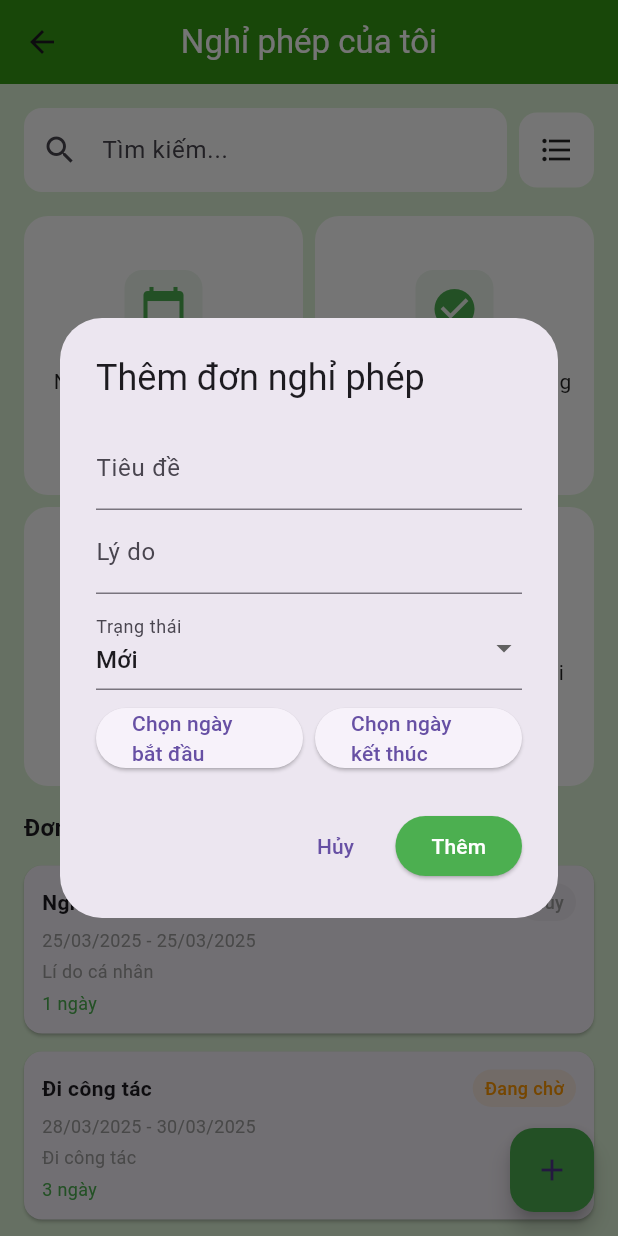
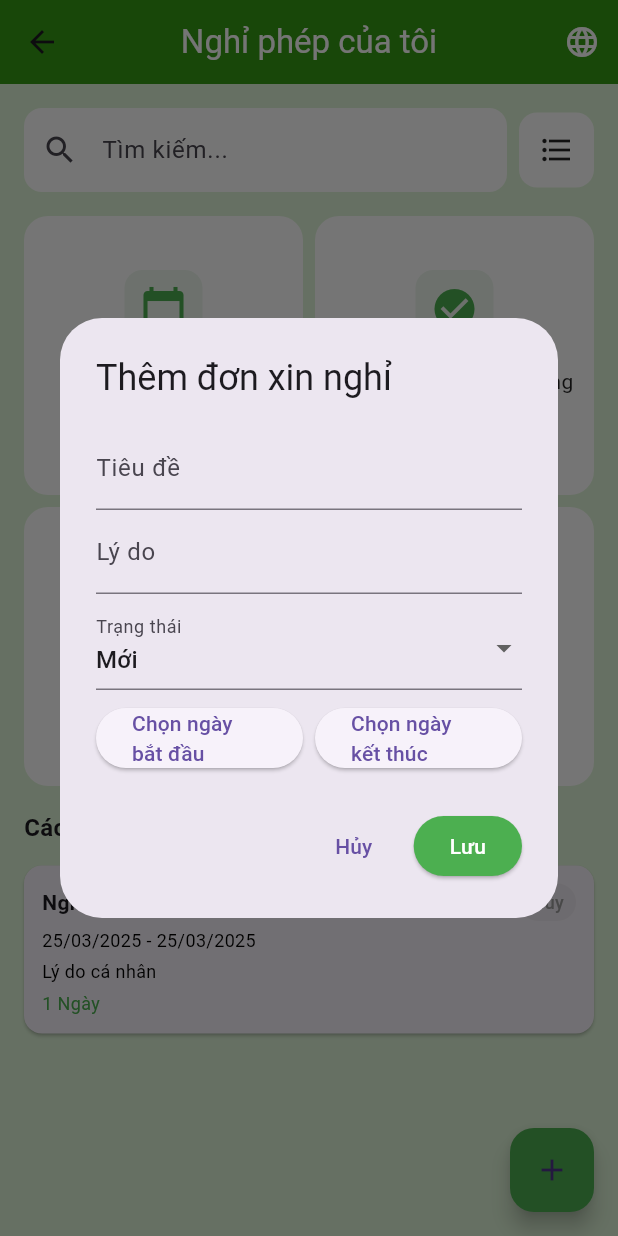
Before and after one commit to LTT4504/erp_app_nood, a Flutter app: the LeaveScreen screen opened by its route, after a tap on the "add" icon, on a phone screen of 412 x 824 dp. Run offline on Flutter 3.47's test engine with Material 3 defaults, Android fonts, the phone set to English and light mode, and no system bars; our stand-ins replace dio, flutter_svg, get, get_storage, logger; accounts and stored records are empty.

Commit message:
create : myleavescreen and update language

```diff
--- a/lib/lang/app_language_key.dart
+++ b/lib/lang/app_language_key.dart
@@ -39,4 +39,36 @@ class AppLanguageKey {
   static const String logout = 'logout';
   static const String fullName = 'full_name';
   static const String employeeId = 'employee_id';
+
+  // Leave request
+  static const String leaveRequest = 'leave_request';
+  static const String search = 'search';
+  static const String annualLeave = 'annual_leave';
+  static const String usedLeaveDays = 'used_leave_days';
+  static const String leaveWithoutPay = 'leave_without_pay';
+  static const String remainingLeaveDays = 'remaining_leave_days';
+  static const String recentLeaveApplications = 'recent_leave_applications';
+  static const String personalReasons = 'personal reasons';
+  static const String days = 'days';
+  static const String newLeave = 'new';
+  static const String cancel = 'cancel';
+  static const String erase = 'erase';
+  static const String save = 'save';
+  static const String edit = 'edit';
+  static const String editLeaveApplication = 'edit_leave_application';
+  static const String reason = 'reason';
+  static const String status = 'status';
+  static const String title = 'title';
+  static const String approved = 'approved';
+  static const String waiting = 'waiting';
+  static const String refuse = 'refuse';
+  static const String pending = 'pending';
+  static const String more = 'more';
+  static const String chooseAStartDate = 'choose_a_start_date';
+  static const String chooseAnEndDate = 'choose_an_end_date';
+  static const String addLeaveApplication = 'add_leave_application';
+  static const String myLeave = 'my_leave';
+
+  static const String missingInfo = 'missing_info';
+  static const String pleaseFillAll = 'please_fill_all';
 }
--- a/lib/lang/generate/en_US.dart
+++ b/lib/lang/generate/en_US.dart
@@ -58,4 +58,35 @@ const Map<String, String> en_US = {
   'logout': 'Logout',
   'full_name': 'Full Name',
   'employee_id': 'Employee ID',
+
+  // Leave Request
+  'my_leave': 'My Leave',
+  'search': 'Search...',
+  'annual_leave': 'Annual Leave',
+  'used_leave_days': 'Used Leave Days',
+  'leave_without_pay': 'Leave Without Pay',
+  'remaining_leave_days': 'Remaining Leave Days',
+  'recent_leave_applications': 'Recent Leave Applications',
+  'personal reasons': 'Personal reasons',
+  'days': 'Days',
+  'new': 'New',
+  'cancel': 'Cancel',
+  'erase': 'Erase',
+  'save': 'Save',
+  'edit': 'Edit',
+  'edit_leave_application': 'Edit Leave Application',
+  'reason': 'Reason',
+  'status': 'Status',
+  'title': 'Title',
+  'approved': 'Approved',
+  'waiting': 'Waiting',
+  'refuse': 'Refuse',
+  'pending': 'Pending',
+  'choose_a_start_date': 'Choose A Start Date',
+  'choose_an_end_date': 'Choose An End Date',
+  'add_leave_application': 'Add Leave Application',
+  'more': 'More',
+
+  "missing_info": "Missing Information",
+  "please_fill_all": "Please fill in all required fields!"
 };
--- a/lib/lang/generate/vi_VN.dart
+++ b/lib/lang/generate/vi_VN.dart
@@ -58,4 +58,36 @@ const Map<String, String> vi_VN = {
   'logout': 'Đăng xuất',
   'full_name': 'Họ và tên',
   'employee_id': 'Mã nhân viên',
+
+  // Yêu cầu nghỉ phép
+  'leave_request': 'Yêu cầu nghỉ phép',
+  'search': 'Tìm kiếm...',
+  'annual_leave': 'Nghỉ phép hàng năm',
+  'used_leave_days': 'Số ngày nghỉ đã sử dụng',
+  'leave_without_pay': 'Nghỉ không lương',
+  'remaining_leave_days': 'Số ngày nghỉ còn lại',
+  'recent_leave_applications': 'Các đơn xin nghỉ gần đây',
+  'personal reasons': 'Lý do cá nhân',
+  'days': 'Ngày',
+  'new': 'Mới',
+  'cancel': 'Hủy',
+  'erase': 'Xóa',
+  'save': 'Lưu',
+  'edit': 'Chỉnh sửa',
+  'edit_leave_application': 'Chỉnh sửa đơn xin nghỉ',
+  'reason': 'Lý do',
+  'status': 'Trạng thái',
+  'title': 'Tiêu đề',
+  'approved': 'Đã duyệt',
+  'waiting': 'Đang chờ',
+  'refuse': 'Từ chối',
+  'pending': 'Đang xử lý',
+  'choose_a_start_date': 'Chọn ngày bắt đầu',
+  'choose_an_end_date': 'Chọn ngày kết thúc',
+  'add_leave_application': 'Thêm đơn xin nghỉ',
+  'my_leave': 'Nghỉ phép của tôi',
+  'more': 'Thêm',
+
+  "missing_info": "Thiếu thông tin",
+  "please_fill_all": "Vui lòng nhập đủ dữ liệu!"
 };
--- /dev/null
+++ b/lib/modules/my_leave/model/leave_model.dart
@@ -0,0 +1,35 @@
+class LeaveModel {
+  final String title;
+  final String date;
+  final String status;
+  final int statusColor;
+  final String reason;
+  final String days;
+
+  LeaveModel({
+    required this.title,
+    required this.date,
+    required this.status,
+    required this.statusColor,
+    required this.reason,
+    required this.days,
+  });
+
+  factory LeaveModel.fromJson(Map<String, dynamic> json) => LeaveModel(
+        title: json['title'],
+        date: json['date'],
+        status: json['status'],
+        statusColor: json['statusColor'],
+        reason: json['reason'],
+        days: json['days'],
+      );
+
+  Map<String, dynamic> toJson() => {
+        'title': title,
+        'date': date,
+        'status': status,
+        'statusColor': statusColor,
+        'reason': reason,
+        'days': days,
+      };
+}
--- a/lib/modules/my_leave/my_leave_controller.dart
+++ b/lib/modules/my_leave/my_leave_controller.dart
@@ -1,93 +1,79 @@
 import 'package:get/get.dart';
+import 'package:get_storage/get_storage.dart';
 import 'package:flutter/material.dart';
+import '../../lang/app_language_key.dart';
+import 'model/leave_model.dart';
 
 class LeaveController extends GetxController {
-  var leaveRequests = <Map<String, dynamic>>[].obs;
+  final _storage = GetStorage();
+  final String _storageKey = 'leave_requests';
+  final RxList<LeaveModel> leaveRequests = <LeaveModel>[].obs;
 
   @override
   void onInit() {
     super.onInit();
-    loadSampleData();
+    loadFromStorage();
   }
 
-  /// ✅ Tải dữ liệu mẫu
+  void loadFromStorage() {
+    final data = _storage.read<List>(_storageKey);
+    if (data != null && data.isNotEmpty) {
+      leaveRequests.value = data.map((e) => LeaveModel.fromJson(Map<String, dynamic>.from(e))).toList();
+    } else {
+      loadSampleData();
+      saveToStorage();
+    }
+  }
+
+  void saveToStorage() {
+    _storage.write(_storageKey, leaveRequests.map((e) => e.toJson()).toList());
+  }
+
   void loadSampleData() {
     leaveRequests.value = [
-      {
-        "title": "Nghỉ phép thường niên",
-        "date": "25/03/2025 - 25/03/2025",
-        "status": "Hủy",
-        "statusColor": Colors.grey,
-        "reason": "Lí do cá nhân",
-        "days": "1 ngày"
-      },
-      {
-        "title": "Đi công tác",
-        "date": "28/03/2025 - 30/03/2025",
-        "status": "Đang chờ",
-        "statusColor": Colors.orange,
-        "reason": "Đi công tác",
-        "days": "3 ngày"
-      },
-      {
-        "title": "Xin phép ra ngoài",
-        "date": "25/03/2025 - 25/03/2025",
-        "status": "Đã duyệt",
-        "statusColor": Colors.green,
-        "reason": "Nghỉ ốm vì quá khỏe",
-        "days": "1 ngày"
-      },
-      {
-        "title": "Nghỉ hưởng bảo hiểm",
-        "date": "25/03/2025 - 25/03/2025",
-        "status": "Từ chối",
-        "statusColor": Colors.red,
-        "reason": "Khám bệnh",
-        "days": "1 ngày"
-      },
-      {
-        "title": "Làm từ xa",
-        "date": "25/03/2025 - 25/03/2025",
-        "status": "Mới",
-        "statusColor": Colors.blue,
-        "reason": "Dị ứng",
-        "days": "1 ngày"
-      },
+      LeaveModel(
+        title: AppLanguageKey.annualLeave,
+        date: '25/03/2025 - 25/03/2025',
+        status: AppLanguageKey.cancel,
+        statusColor: Colors.grey.value,
+        reason: AppLanguageKey.personalReasons,
+        days: '1 ${AppLanguageKey.days.tr}',
+      ),
+      // Thêm các mẫu khác...
     ];
   }
 
-  /// ✅ Thêm đơn nghỉ phép
-  void addLeave(Map<String, dynamic> leave) {
+  void addLeave(LeaveModel leave) {
     leaveRequests.add(leave);
+    saveToStorage();
   }
 
-  /// ✅ Sửa đơn nghỉ phép
-  void updateLeave(int index, Map<String, dynamic> updatedLeave) {
+  void updateLeave(int index, LeaveModel updatedLeave) {
     if (index >= 0 && index < leaveRequests.length) {
       leaveRequests[index] = updatedLeave;
       leaveRequests.refresh();
+      saveToStorage();
     }
   }
 
-  /// ✅ Xóa đơn nghỉ phép
   void deleteLeave(int index) {
     if (index >= 0 && index < leaveRequests.length) {
       leaveRequests.removeAt(index);
+      saveToStorage();
     }
   }
 
-  /// ✅ Lấy màu theo trạng thái
   Color getStatusColor(String status) {
     switch (status) {
-      case "Mới":
+      case AppLanguageKey.newLeave:
         return Colors.blue;
-      case "Đang chờ":
+      case AppLanguageKey.waiting:
         return Colors.orange;
-      case "Đã duyệt":
+      case AppLanguageKey.approved:
         return Colors.green;
-      case "Từ chối":
+      case AppLanguageKey.refuse:
         return Colors.red;
-      case "Hủy":
+      case AppLanguageKey.cancel:
         return Colors.grey;
       default:
         return Colors.black;
--- a/lib/modules/my_leave/my_leave_screen.dart
+++ b/lib/modules/my_leave/my_leave_screen.dart
@@ -1,6 +1,7 @@
 import 'package:flutter/material.dart';
 import 'package:get/get.dart';
 import 'package:work_manager/shared/constants/colors.dart';
+import '../../lang/app_language_key.dart';
 import 'my_leave_controller.dart';
 import 'widgets/leave_card.dart';
 import 'widgets/add_leave_dialog.dart';
@@ -9,7 +10,6 @@ import 'widgets/stat_card.dart';
 
 class LeaveScreen extends StatelessWidget {
   LeaveScreen({super.key});
-
   final LeaveController controller = Get.put(LeaveController());
 
   @override
@@ -18,108 +18,75 @@ class LeaveScreen extends StatelessWidget {
       backgroundColor: ColorConstants.highlightPrimaryPastel,
       appBar: AppBar(
         backgroundColor: ColorConstants.highlightPrimary,
-        title: const Text("Nghỉ phép của tôi", style: TextStyle(color: ColorConstants.white),),
+        title: Text(AppLanguageKey.myLeave.tr, style: const TextStyle(color: ColorConstants.white)),
         centerTitle: true,
+        actions: [_languageSwitchButton()],
       ),
       body: SingleChildScrollView(
         padding: const EdgeInsets.all(16),
-        child: Column(
-          crossAxisAlignment: CrossAxisAlignment.start,
-          children: [
+        child: Column(crossAxisAlignment: CrossAxisAlignment.start, children: [
           _buildSearchBar(),
           const SizedBox(height: 16),
           _buildStatGrid(),
           const SizedBox(height: 16),
-            const Text(
-              "Đơn nghỉ phép gần đây",
-              style: TextStyle(fontSize: 16, fontWeight: FontWeight.bold),
-            ),
+          Text(AppLanguageKey.recentLeaveApplications.tr, style: const TextStyle(fontSize: 16, fontWeight: FontWeight.bold)),
           const SizedBox(height: 8),
           Obx(() => Column(
-              children: controller.leaveRequests.asMap().entries.map((entry) {
-                int index = entry.key;
-                var item = entry.value;
+                children: controller.leaveRequests.asMap().entries.map((e) {
+                  final idx = e.key;
+                  final leave = e.value;
                   return GestureDetector(
-                  onTap: () {
-                    showDialog(
-                      context: context,
-                      builder: (_) => EditLeaveDialog(
-                        index: index,
-                        leave: item,
-                      ),
-                    );
-                  },
-                  child: LeaveCard(
-                    title: item["title"],
-                    date: item["date"],
-                    status: item["status"],
-                    statusColor: controller.getStatusColor(item["status"]),
-                    reason: item["reason"],
-                    days: item["days"],
-                  ),
+                    onTap: () => showDialog(context: context, builder: (_) => EditLeaveDialog(index: idx, leave: leave)),
+                    child: LeaveCard(leave: leave, statusColor: controller.getStatusColor(leave.status)),
                   );
                 }).toList(),
               )),
-          ],
-        ),
+        ]),
       ),
       floatingActionButton: FloatingActionButton(
         backgroundColor: ColorConstants.green,
-        onPressed: () {
-          showDialog(
-            context: context,
-            builder: (_) => AddLeaveDialog(),
-          );
-        },
+        onPressed: () => showDialog(context: context, builder: (_) => const AddLeaveDialog()),
         child: const Icon(Icons.add),
       ),
     );
   }
 
-  Widget _buildSearchBar() {
-    return Row(
-      children: [
+  Widget _buildSearchBar() => Row(children: [
         Expanded(
           child: TextField(
             decoration: InputDecoration(
-              hintText: "Tìm kiếm...",
+              hintText: AppLanguageKey.search.tr,
               prefixIcon: const Icon(Icons.search),
-              border: OutlineInputBorder(
-                borderRadius: BorderRadius.circular(12),
-                borderSide: BorderSide.none,
-              ),
+              border: OutlineInputBorder(borderRadius: BorderRadius.circular(12), borderSide: BorderSide.none),
               filled: true,
               fillColor: Colors.white,
             ),
           ),
         ),
         const SizedBox(width: 8),
-        Container(
-          height: 50,
-          width: 50,
-          decoration: BoxDecoration(
-            color: Colors.white,
-            borderRadius: BorderRadius.circular(12),
-          ),
-          child: const Icon(Icons.format_list_bulleted),
-        )
-      ],
-    );
-  }
+        Container(height: 50, width: 50, decoration: BoxDecoration(color: Colors.white, borderRadius: BorderRadius.circular(12)), child: const Icon(Icons.format_list_bulleted)),
+      ]);
 
-  Widget _buildStatGrid() {
-    return GridView.count(
+  Widget _buildStatGrid() => GridView.count(
         crossAxisCount: 2,
         shrinkWrap: true,
         physics: const NeverScrollableScrollPhysics(),
         mainAxisSpacing: 8,
         crossAxisSpacing: 8,
-      children: const [
-        StatCard("Nghỉ phép thường niên", "12", Icons.calendar_today, ColorConstants.green),
-        StatCard("Ngày nghỉ phép đã dùng", "3", Icons.check_circle, ColorConstants.green),
-        StatCard("Nghỉ không lương", "4", Icons.warning, ColorConstants.green),
-        StatCard("Ngày nghỉ phép còn lại", "9", Icons.hourglass_bottom, ColorConstants.green),
+        children: [
+          StatCard(AppLanguageKey.annualLeave.tr, "12", Icons.calendar_today, ColorConstants.green),
+          StatCard(AppLanguageKey.usedLeaveDays.tr, "3", Icons.check_circle, ColorConstants.green),
+          StatCard(AppLanguageKey.leaveWithoutPay.tr, "4", Icons.warning, ColorConstants.green),
+          StatCard(AppLanguageKey.remainingLeaveDays.tr, "9", Icons.hourglass_bottom, ColorConstants.green),
+        ],
+      );
+
+  Widget _languageSwitchButton() => PopupMenuButton<Locale>(
+        icon: const Icon(Icons.language, color: Colors.white),
+        onSelected: (locale) => Get.updateLocale(locale),
+        itemBuilder: (_) => const [
+          PopupMenuItem(value: Locale('en', 'US'), child: Text('English 🇺🇸')),
+          PopupMenuItem(value: Locale('vi', 'VN'), child: Text('Tiếng Việt 🇻🇳')),
         ],
       );
 }
-}
--- a/lib/modules/my_leave/widgets/add_leave_dialog.dart
+++ b/lib/modules/my_leave/widgets/add_leave_dialog.dart
@@ -1,11 +1,12 @@
 import 'package:flutter/material.dart';
 import 'package:get/get.dart';
+import 'package:work_manager/shared/constants/colors.dart';
+import '../../../lang/app_language_key.dart';
+import '../model/leave_model.dart';
 import '../my_leave_controller.dart';
-import 'package:work_manager/shared/constants/colors.dart';
 
 class AddLeaveDialog extends StatefulWidget {
   const AddLeaveDialog({super.key});
-
   @override
   State<AddLeaveDialog> createState() => _AddLeaveDialogState();
 }
@@ -15,27 +16,23 @@ class _AddLeaveDialogState extends State<AddLeaveDialog> {
   final reasonController = TextEditingController();
   DateTime? startDate;
   DateTime? endDate;
-  String selectedStatus = "Mới";
-
+  String selectedStatus = AppLanguageKey.newLeave;
   final LeaveController controller = Get.find<LeaveController>();
 
-  final List<String> statuses = ["Mới", "Đang duyệt", "Đã duyệt", "Từ chối"];
+  final List<String> statuses = [
+    AppLanguageKey.newLeave,
+    AppLanguageKey.waiting,
+    AppLanguageKey.approved,
+    AppLanguageKey.refuse,
+  ];
 
   Future<void> _pickDate(BuildContext context, bool isStart) async {
-    final picked = await showDatePicker(
-      context: context,
-      initialDate: DateTime.now(),
-      firstDate: DateTime(2020),
-      lastDate: DateTime(2100),
-      locale: const Locale('vi', 'VN'),
-    );
+    final picked = await showDatePicker(context: context, initialDate: DateTime.now(), firstDate: DateTime(2020), lastDate: DateTime(2100), locale: Get.locale);
     if (picked != null) {
       setState(() {
         if (isStart) {
           startDate = picked;
-          if (endDate == null || endDate!.isBefore(picked)) {
-            endDate = picked;
-          }
+          if (endDate == null || endDate!.isBefore(picked)) endDate = picked;
         } else {
           endDate = picked;
         }
@@ -46,33 +43,18 @@ class _AddLeaveDialogState extends State<AddLeaveDialog> {
   @override
   Widget build(BuildContext context) {
     return AlertDialog(
-      title: const Text("Thêm đơn nghỉ phép"),
+      title: Text(AppLanguageKey.addLeaveApplication.tr),
       content: SingleChildScrollView(
         child: Column(
           children: [
-            TextField(
-              controller: titleController,
-              decoration: const InputDecoration(labelText: "Tiêu đề"),
-            ),
-            TextField(
-              controller: reasonController,
-              decoration: const InputDecoration(labelText: "Lý do"),
-            ),
+            TextField(controller: titleController, decoration: InputDecoration(labelText: AppLanguageKey.title.tr)),
+            TextField(controller: reasonController, decoration: InputDecoration(labelText: AppLanguageKey.reason.tr)),
             const SizedBox(height: 8),
             DropdownButtonFormField<String>(
               value: selectedStatus,
-              items: statuses.map((status) {
-                return DropdownMenuItem(
-                  value: status,
-                  child: Text(status),
-                );
-              }).toList(),
-              onChanged: (value) {
-                setState(() {
-                  selectedStatus = value!;
-                });
-              },
-              decoration: const InputDecoration(labelText: "Trạng thái"),
+              items: statuses.map((s) => DropdownMenuItem(value: s, child: Text(s.tr))).toList(),
+              onChanged: (v) => setState(() => selectedStatus = v!),
+              decoration: InputDecoration(labelText: AppLanguageKey.status.tr),
             ),
             const SizedBox(height: 8),
             Row(
@@ -80,22 +62,14 @@ class _AddLeaveDialogState extends State<AddLeaveDialog> {
                 Expanded(
                   child: ElevatedButton(
                     onPressed: () => _pickDate(context, true),
-                    child: Text(
-                      startDate == null
-                          ? "Chọn ngày bắt đầu"
-                          : "${startDate!.day}/${startDate!.month}/${startDate!.year}",
-                    ),
+                    child: Text(startDate == null ? AppLanguageKey.chooseAStartDate.tr : '${startDate!.day}/${startDate!.month}/${startDate!.year}'),
                   ),
                 ),
                 const SizedBox(width: 8),
                 Expanded(
                   child: ElevatedButton(
                     onPressed: () => _pickDate(context, false),
-                    child: Text(
-                      endDate == null
-                          ? "Chọn ngày kết thúc"
-                          : "${endDate!.day}/${endDate!.month}/${endDate!.year}",
-                    ),
+                    child: Text(endDate == null ? AppLanguageKey.chooseAnEndDate.tr : '${endDate!.day}/${endDate!.month}/${endDate!.year}'),
                   ),
                 ),
               ],
@@ -104,30 +78,26 @@ class _AddLeaveDialogState extends State<AddLeaveDialog> {
         ),
       ),
       actions: [
-        TextButton(
-          onPressed: () => Navigator.pop(context),
-          child: const Text("Hủy"),
-        ),
+        TextButton(onPressed: () => Get.back(), child: Text(AppLanguageKey.cancel.tr)),
         ElevatedButton(
-          style:
-              ElevatedButton.styleFrom(backgroundColor: ColorConstants.green),
+          style: ElevatedButton.styleFrom(backgroundColor: ColorConstants.green),
           onPressed: () {
-            if (titleController.text.isNotEmpty &&
-                startDate != null &&
-                endDate != null) {
-              controller.addLeave({
-                "title": titleController.text,
-                "date":
-                    "${startDate!.day}/${startDate!.month}/${startDate!.year} - ${endDate!.day}/${endDate!.month}/${endDate!.year}",
-                "status": selectedStatus,
-                "statusColor": controller.getStatusColor(selectedStatus),
-                "reason": reasonController.text,
-                "days": "${endDate!.difference(startDate!).inDays + 1} ngày",
-              });
-              Navigator.pop(context);
+            if (titleController.text.isNotEmpty && startDate != null && endDate != null) {
+              final leave = LeaveModel(
+                title: titleController.text,
+                date: '${startDate!.day}/${startDate!.month}/${startDate!.year} - ${endDate!.day}/${endDate!.month}/${endDate!.year}',
+                status: selectedStatus,
+                statusColor: controller.getStatusColor(selectedStatus).value,
+                reason: reasonController.text,
+                days: '${endDate!.difference(startDate!).inDays + 1} ${AppLanguageKey.days.tr}',
+              );
+              controller.addLeave(leave);
+              Get.back();
+            } else {
+              Get.snackbar(AppLanguageKey.missingInfo.tr, AppLanguageKey.pleaseFillAll.tr);
             }
           },
-          child: const Text("Thêm", style: TextStyle(color: Colors.white)),
+          child: Text(AppLanguageKey.save.tr, style: const TextStyle(color: Colors.white)),
         ),
       ],
     );
--- a/lib/modules/my_leave/widgets/leave_card.dart
+++ b/lib/modules/my_leave/widgets/leave_card.dart
@@ -1,22 +1,13 @@
 import 'package:flutter/material.dart';
+import 'package:get/get.dart';
+import 'package:work_manager/shared/constants/colors.dart';
+import '../model/leave_model.dart';
 
 class LeaveCard extends StatelessWidget {
-  final String title;
-  final String date;
-  final String status;
+  final LeaveModel leave;
   final Color statusColor;
-  final String reason;
-  final String days;
 
-  const LeaveCard({
-    super.key,
-    required this.title,
-    required this.date,
-    required this.status,
-    required this.statusColor,
-    required this.reason,
-    required this.days,
-  });
+  const LeaveCard({super.key, required this.leave, required this.statusColor});
 
   @override
   Widget build(BuildContext context) {
@@ -29,53 +20,26 @@ class LeaveCard extends StatelessWidget {
         child: Column(
           crossAxisAlignment: CrossAxisAlignment.start,
           children: [
-            // Tiêu đề + trạng thái
             Row(
               children: [
                 Expanded(
-                  child: Text(
-                    title,
-                    style: const TextStyle(
-                      fontWeight: FontWeight.bold,
-                      fontSize: 14,
-                    ),
-                  ),
+                  child: Text(leave.title.tr, style: const TextStyle(fontWeight: FontWeight.bold, fontSize: 14)),
                 ),
                 Container(
-                  padding:
-                      const EdgeInsets.symmetric(horizontal: 8, vertical: 4),
-                  decoration: BoxDecoration(
-                    color: statusColor.withOpacity(0.1),
-                    borderRadius: BorderRadius.circular(20),
-                  ),
-                  child: Text(
-                    status,
-                    style: TextStyle(
-                      color: statusColor,
-                      fontWeight: FontWeight.w500,
-                      fontSize: 12,
-                    ),
-                  ),
+                  padding: const EdgeInsets.symmetric(horizontal: 8, vertical: 4),
+                  decoration: BoxDecoration(color: statusColor.withOpacity(0.1), borderRadius: BorderRadius.circular(20)),
+                  child: Text(leave.status.tr, style: TextStyle(color: statusColor, fontWeight: FontWeight.w500, fontSize: 12)),
                 ),
               ],
             ),
             const SizedBox(height: 4),
-            Text(
-              date,
-              style: const TextStyle(color: Colors.grey, fontSize: 12),
-            ),
-            if (reason.isNotEmpty) ...[
+            Text(leave.date, style: const TextStyle(color: ColorConstants.black, fontSize: 12)),
+            if (leave.reason.isNotEmpty) ...[
               const SizedBox(height: 4),
-              Text(
-                reason,
-                style: const TextStyle(color: Colors.grey, fontSize: 12),
-              ),
+              Text(leave.reason.tr, style: const TextStyle(color: ColorConstants.black, fontSize: 12)),
             ],
             const SizedBox(height: 4),
-            Text(
-              days,
-              style: const TextStyle(color: Colors.green, fontSize: 12),
-            ),
+            Text(leave.days, style: const TextStyle(color: Colors.green, fontSize: 12)),
           ],
         ),
       ),
```
Also changed, not shown: lib/modules/my_leave/widgets/edit_leave_dialog.dart (+44 -111 lines). Lines whose indentation alone changed are shown as unchanged.
